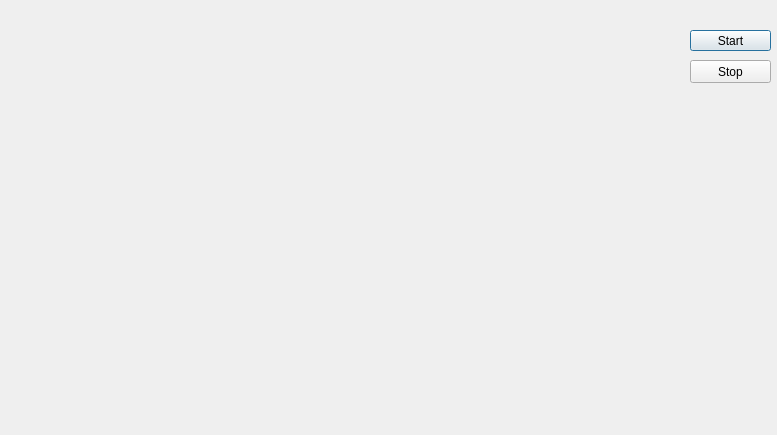
This is dialog.ui in EugChesn/GuiClient as Qt 5 draws it before an edit. The edited form follows.
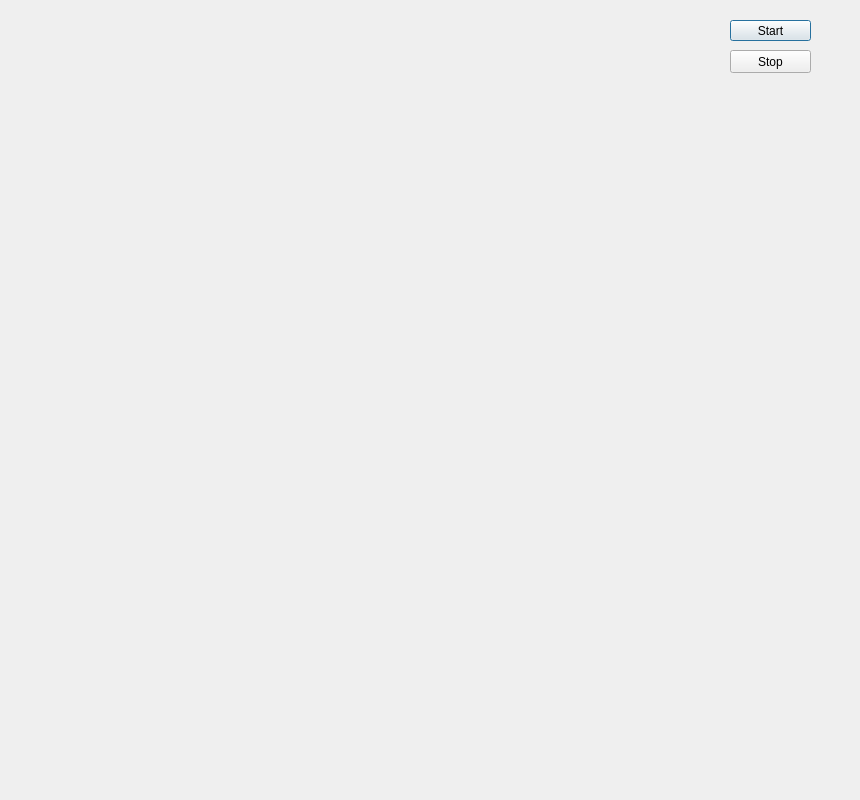
This is the edited form.

```diff
--- a/dialog.ui
+++ b/dialog.ui
@@ -6,8 +6,8 @@
    <rect>
     <x>0</x>
     <y>0</y>
-    <width>777</width>
-    <height>435</height>
+    <width>860</width>
+    <height>800</height>
    </rect>
   </property>
   <property name="windowTitle">
@@ -29,8 +29,8 @@
   <widget class="QSplitter" name="splitter">
    <property name="geometry">
     <rect>
-     <x>690</x>
-     <y>30</y>
+     <x>730</x>
+     <y>20</y>
      <width>81</width>
      <height>21</height>
     </rect>
@@ -44,24 +44,11 @@
     </property>
    </widget>
   </widget>
-  <widget class="QLabel" name="label_2">
-   <property name="geometry">
-    <rect>
-     <x>1380</x>
-     <y>130</y>
-     <width>61</width>
-     <height>41</height>
-    </rect>
-   </property>
-   <property name="text">
-    <string/>
-   </property>
-  </widget>
   <widget class="QPushButton" name="pushButton_2">
    <property name="geometry">
     <rect>
-     <x>690</x>
-     <y>60</y>
+     <x>730</x>
+     <y>50</y>
      <width>81</width>
      <height>23</height>
     </rect>
@@ -70,6 +57,19 @@
     <string>Stop</string>
    </property>
   </widget>
+  <widget class="QLabel" name="label_2">
+   <property name="geometry">
+    <rect>
+     <x>20</x>
+     <y>400</y>
+     <width>640</width>
+     <height>360</height>
+    </rect>
+   </property>
+   <property name="text">
+    <string/>
+   </property>
+  </widget>
  </widget>
  <resources/>
  <connections/>
```
